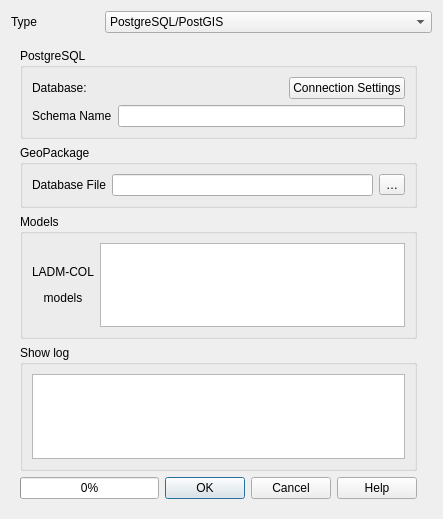
Old version of the form asistente_ladm_col/ui/qgis_model_baker/dlg_import_schema.ui in the repository SwissTierrasColombia/Asistente-LADM-COL.
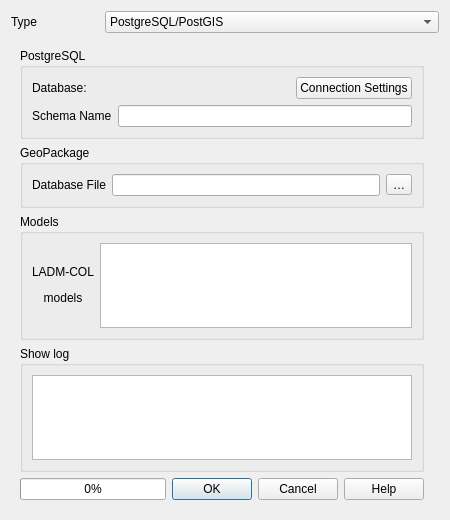
New version of the form. Custom widgets are drawn as their Qt base class.

What changed in the file:
```diff
--- a/asistente_ladm_col/ui/qgis_model_baker/dlg_import_schema.ui
+++ b/asistente_ladm_col/ui/qgis_model_baker/dlg_import_schema.ui
@@ -9,8 +9,8 @@
    <rect>
     <x>0</x>
     <y>0</y>
-    <width>443</width>
-    <height>519</height>
+    <width>450</width>
+    <height>520</height>
    </rect>
   </property>
   <property name="sizePolicy">
```
Left out of the diff: 3 changed lines with no effect on the pictures.
